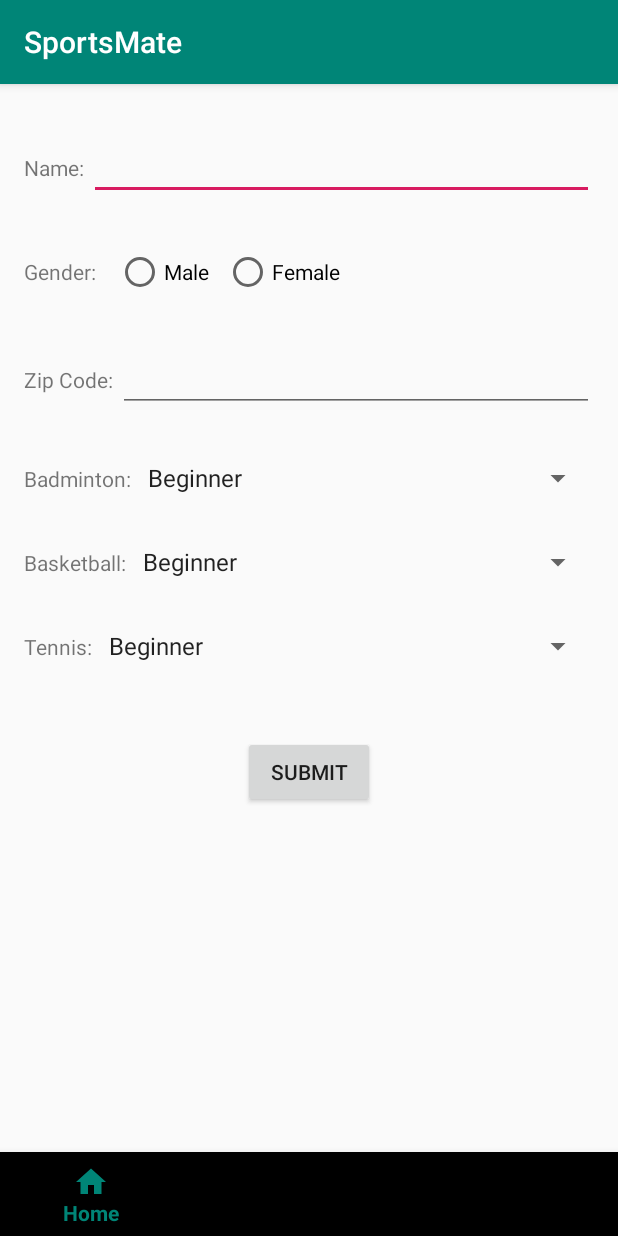
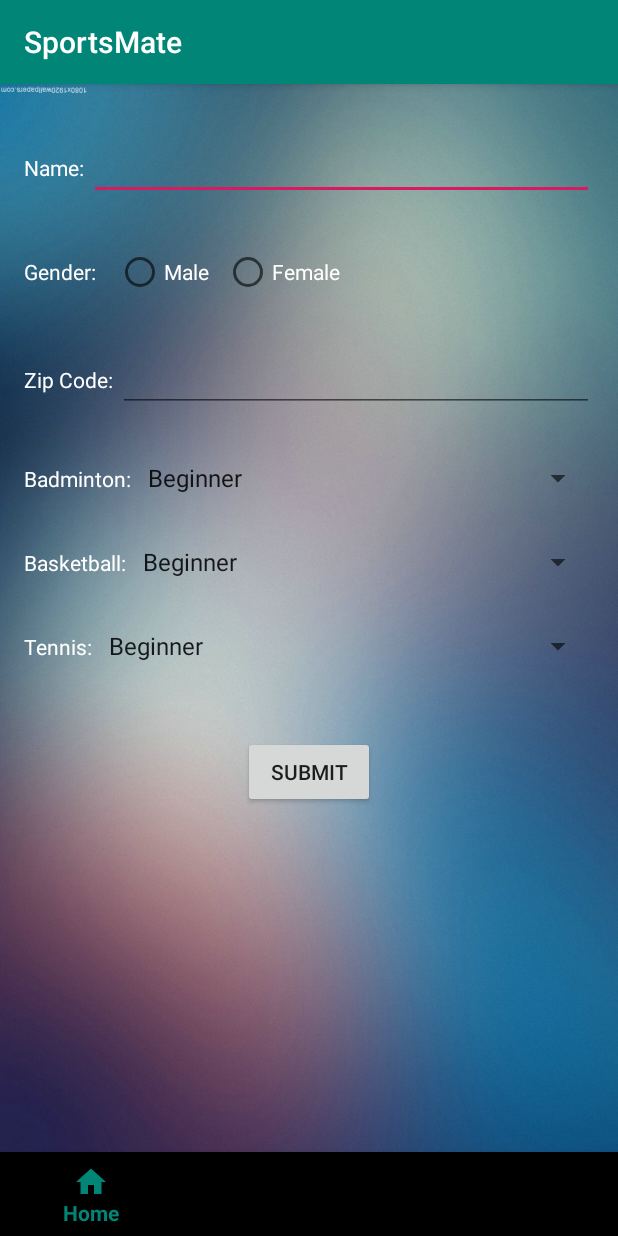
Before and after one commit to hujianrui/Capstone, an Android app: the ProfileCreateFragment screen opened directly, with no data from a screen before it, on a phone screen of 412 x 824 dp. Run offline under Robolectric (Android 15) with nearby library versions, the phone set to English and light mode, and no system bars; our stand-ins replace Firebase (no records; nobody signed in at launch, a user with empty details on screens opened directly).

Commit message:
ui update

```diff
--- a/SportsMate/app/src/main/java/com/capstone/sportsmate/RecyclerAdapter.java
+++ b/SportsMate/app/src/main/java/com/capstone/sportsmate/RecyclerAdapter.java
@@ -26,7 +26,7 @@ public class RecyclerAdapter extends RecyclerView.Adapter<RecyclerAdapter.ViewHo
 
 
     public void resetSelectedView() {
-        this.selectedView.setBackgroundColor(Color.WHITE);
+        this.selectedView.setBackgroundColor(Color.TRANSPARENT);
         this.selectedView = null;
     }
 
@@ -66,7 +66,7 @@ public class RecyclerAdapter extends RecyclerView.Adapter<RecyclerAdapter.ViewHo
             @Override
             public void onClick(View v) {
                 if(selectedView != null && selectedView != v){
-                    selectedView.setBackgroundColor(Color.WHITE);
+                    selectedView.setBackgroundColor(Color.TRANSPARENT);
                     v.setBackgroundColor(Color.GRAY);
                     selectedTid = tickets.get(i).getTid();
                     selectedView = v;
@@ -77,7 +77,7 @@ public class RecyclerAdapter extends RecyclerView.Adapter<RecyclerAdapter.ViewHo
                     selectedView = v;
 //                    Toast.makeText(v.getContext(), "onClick: " + tickets.get(i).getTid(), Toast.LENGTH_LONG).show();
                 }else {
-                    v.setBackgroundColor(Color.WHITE);
+                    v.setBackgroundColor(Color.TRANSPARENT);
                     selectedView = null;
                     selectedTid = null;
 //                    Toast.makeText(v.getContext(), "Clear Info", Toast.LENGTH_LONG).show();
--- a/SportsMate/app/src/main/res/layout/fragment_profile_create.xml
+++ b/SportsMate/app/src/main/res/layout/fragment_profile_create.xml
@@ -4,20 +4,22 @@
     xmlns:app="http://schemas.android.com/apk/res-auto"
     android:layout_width="match_parent"
     android:layout_height="match_parent"
-    android:layout_marginStart="16dp"
-    android:layout_marginEnd="16dp"
-    tools:context=".Fragment.ProfileCreateFragment">
+    tools:context=".Fragment.ProfileCreateFragment"
+    android:background="@drawable/background_rotate">
 
     <LinearLayout
         android:id="@+id/ll_name"
         android:layout_width="match_parent"
         android:layout_height="wrap_content"
+        android:layout_marginStart="16dp"
+        android:layout_marginEnd="16dp"
         android:layout_marginTop="32dp"
         android:orientation="horizontal">
 
         <TextView
             android:layout_width="wrap_content"
             android:layout_height="wrap_content"
+            android:textColor="#FFFFFF"
             android:text="Name: "
             android:inputType="text" />
 
@@ -25,6 +27,7 @@
             android:id="@+id/editText_name"
             android:layout_width="wrap_content"
             android:layout_height="wrap_content"
+            android:textColor="#FFFFFF"
             android:inputType="textPersonName"
             android:layout_weight="1"
             android:text="" />
@@ -35,6 +38,8 @@
         android:id="@+id/rg_sex"
         android:layout_width="match_parent"
         android:layout_height="wrap_content"
+        android:layout_marginStart="16dp"
+        android:layout_marginEnd="16dp"
         android:orientation='horizontal'
         android:layout_marginTop="32dp"
         android:layout_below="@id/ll_name"
@@ -44,6 +49,7 @@
         <TextView
             android:layout_width="wrap_content"
             android:layout_height="wrap_content"
+            android:textColor="#FFFFFF"
             android:text="Gender: "
             android:inputType="text" />
 
@@ -51,6 +57,7 @@
             android:id="@+id/male"
             android:layout_width="wrap_content"
             android:layout_height="wrap_content"
+            android:textColor="#FFFFFF"
             android:layout_marginLeft="10dp"
             android:text="Male" />
 
@@ -58,6 +65,7 @@
             android:id="@+id/female"
             android:layout_width="wrap_content"
             android:layout_height="wrap_content"
+            android:textColor="#FFFFFF"
             android:layout_marginLeft="10dp"
             android:text="Female" />
     </RadioGroup>
@@ -66,6 +74,8 @@
         android:id="@+id/ll_zipCode"
         android:layout_width="match_parent"
         android:layout_height="wrap_content"
+        android:layout_marginStart="16dp"
+        android:layout_marginEnd="16dp"
         android:layout_below="@id/rg_sex"
         android:layout_marginTop="32dp"
         android:orientation="horizontal">
@@ -73,6 +83,7 @@
         <TextView
             android:layout_width="wrap_content"
             android:layout_height="wrap_content"
+            android:textColor="#FFFFFF"
             android:text="Zip Code: "
             android:inputType="text" />
 
@@ -80,6 +91,7 @@
             android:id="@+id/editText_zipCode"
             android:layout_width="wrap_content"
             android:layout_height="wrap_content"
+            android:textColor="#FFFFFF"
             android:inputType="number"
             android:layout_weight="1"
             android:text="" />
@@ -90,6 +102,8 @@
         android:id="@+id/ll_badminton"
         android:layout_width="match_parent"
         android:layout_height="wrap_content"
+        android:layout_marginStart="16dp"
+        android:layout_marginEnd="16dp"
         android:layout_below="@id/ll_zipCode"
         android:layout_marginTop="32dp"
         android:orientation="horizontal">
@@ -97,13 +111,14 @@
         <TextView
             android:layout_width="wrap_content"
             android:layout_height="wrap_content"
+            android:textColor="#FFFFFF"
             android:text="Badminton: "
             android:inputType="text" />
 
         <Spinner
             android:id="@+id/spinner_badminton"
             android:layout_width="match_parent"
-            android:layout_height="wrap_content"/>
+            android:layout_height="wrap_content" />
 
     </LinearLayout>
 
@@ -111,6 +126,8 @@
         android:id="@+id/ll_basketball"
         android:layout_width="match_parent"
         android:layout_height="wrap_content"
+        android:layout_marginStart="16dp"
+        android:layout_marginEnd="16dp"
         android:layout_below="@id/ll_badminton"
         android:layout_marginTop="32dp"
         android:orientation="horizontal">
@@ -118,13 +135,14 @@
         <TextView
             android:layout_width="wrap_content"
             android:layout_height="wrap_content"
+            android:textColor="#FFFFFF"
             android:text="Basketball: "
             android:inputType="text" />
 
         <Spinner
             android:id="@+id/spinner_Basketball"
             android:layout_width="match_parent"
-            android:layout_height="wrap_content"/>
+            android:layout_height="wrap_content" />
 
     </LinearLayout>
 
@@ -132,6 +150,8 @@
         android:id="@+id/ll_tennis"
         android:layout_width="match_parent"
         android:layout_height="wrap_content"
+        android:layout_marginStart="16dp"
+        android:layout_marginEnd="16dp"
         android:layout_below="@id/ll_basketball"
         android:layout_marginTop="32dp"
         android:orientation="horizontal">
@@ -139,13 +159,14 @@
         <TextView
             android:layout_width="wrap_content"
             android:layout_height="wrap_content"
+            android:textColor="#FFFFFF"
             android:text="Tennis: "
             android:inputType="text" />
 
         <Spinner
             android:id="@+id/spinner_tennis"
             android:layout_width="match_parent"
-            android:layout_height="wrap_content"/>
+            android:layout_height="wrap_content" />
 
     </LinearLayout>
 
```
Also changed, not shown: SportsMate/app/src/main/res/layout/activity_login.xml (+3 -6 lines), SportsMate/app/src/main/res/layout/activity_register.xml (+7 -13 lines), SportsMate/app/src/main/res/layout/activity_welcome.xml (+21 -7 lines), SportsMate/app/src/main/res/layout/fragment_list.xml (+9 -4 lines), SportsMate/app/src/main/res/layout/fragment_pose.xml (+29 -4 lines), SportsMate/app/src/main/res/layout/fragment_profile.xml (+26 -3 lines), SportsMate/app/src/main/res/layout/fragment_ticket.xml (+4 -3 lines), SportsMate/app/src/main/res/layout/recycler_ticket.xml (+13 -0 lines), SportsMate/app/src/main/res/drawable-v24/background.jpg (added), SportsMate/app/src/main/res/drawable-v24/background_dark.jpg (added), SportsMate/app/src/main/res/drawable-v24/background_dark_rotate.jpg (added), SportsMate/app/src/main/res/drawable-v24/background_light.jpg (added), SportsMate/app/src/main/res/drawable-v24/background_light_rotate.jpg (added), SportsMate/app/src/main/res/drawable-v24/background_rotate.jpg (added), 2 more files.
